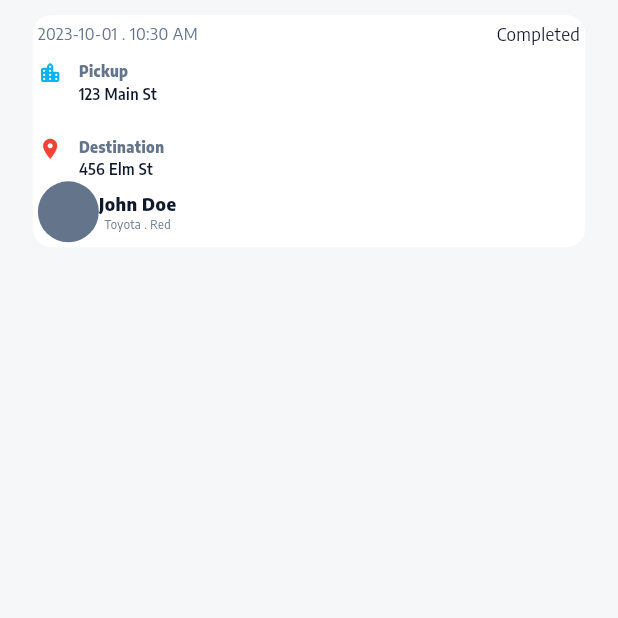
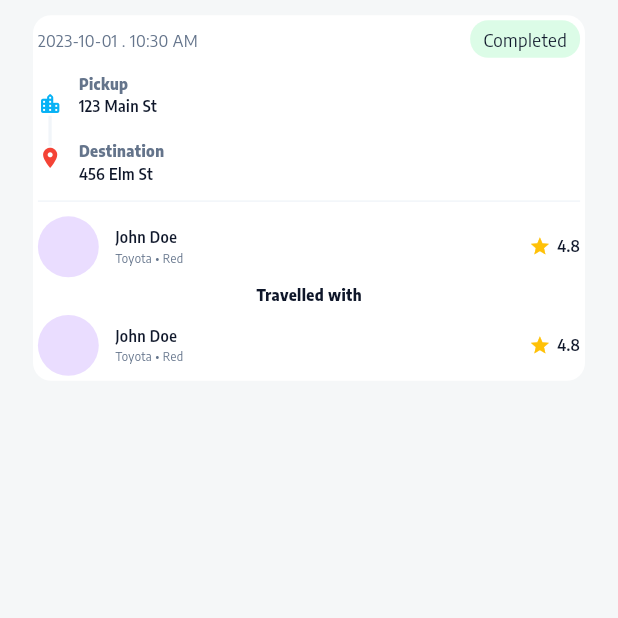
Before and after one commit to mohsin180/ride-sharing, a Flutter app: the History screen opened directly, on a phone screen of 412 x 824 dp, the top half of it. Run offline on Flutter 3.47's test engine with Material 3 defaults, Android fonts, the light colour scheme and no system bars; our stand-ins replace flutter_screenutil.

Commit message:
commit: updated history

```diff
--- a/lib/view/passengerScreens/passengerHistory.dart
+++ b/lib/view/passengerScreens/passengerHistory.dart
@@ -32,6 +32,7 @@ class Passengerhistory extends StatelessWidget {
           "John Doe",
           "Toyota",
           "Red",
+          4.8,
         ),
       ],
     );
@@ -57,6 +58,7 @@ class HistoryCustomWidgets {
     String driverName,
     String carMake,
     String carColor,
+    double rating,
   ) {
     return Container(
       padding: EdgeInsets.symmetric(horizontal: 3.w, vertical: 3.w),
@@ -78,8 +80,10 @@ class HistoryCustomWidgets {
               ),
 
               Container(
+                padding: EdgeInsets.symmetric(horizontal: 8.w, vertical: 4.h),
                 decoration: BoxDecoration(
                   borderRadius: BorderRadius.circular(12.r),
+                  color: Consonants.primaryGreenColor,
                 ),
                 child: CustomWidgets.customText(
                   status,
@@ -95,12 +99,35 @@ class HistoryCustomWidgets {
           Row(
             crossAxisAlignment: CrossAxisAlignment.start,
             children: [
+              /// LEFT: Timeline (icons + divider)
+              Column(
+                children: [
+                  SizedBox(
+                    height: 12.h, // aligns icon with "Pickup" text
+                  ),
                   Icon(
                     Icons.location_city_rounded,
                     color: Consonants.primaryColor,
                     size: 16.sp,
                   ),
+                  SizedBox(
+                    height: 20.h,
+                    child: VerticalDivider(
+                      thickness: 2.w,
+                      color: Consonants.lightGreyColor,
+                    ),
+                  ),
+                  Icon(Icons.location_on, color: Colors.red, size: 16.sp),
+                ],
+              ),
+
               SizedBox(width: 10.w),
+
+              /// RIGHT: Text content
+              Column(
+                crossAxisAlignment: CrossAxisAlignment.start,
+                children: [
+                  /// Pickup text
                   Column(
                     crossAxisAlignment: CrossAxisAlignment.start,
                     children: [
@@ -118,15 +145,10 @@ class HistoryCustomWidgets {
                       ),
                     ],
                   ),
-            ],
-          ),
-          SizedBox(height: 20.h),
 
-          Row(
-            crossAxisAlignment: CrossAxisAlignment.start,
-            children: [
-              Icon(Icons.location_on, color: Colors.red, size: 16.sp),
-              SizedBox(width: 10.w),
+                  SizedBox(height: 15.h),
+
+                  /// Destination text
                   Column(
                     crossAxisAlignment: CrossAxisAlignment.start,
                     children: [
@@ -146,30 +168,71 @@ class HistoryCustomWidgets {
                   ),
                 ],
               ),
+            ],
+          ),
 
-          Row(
+          SizedBox(
+            height: 20.h,
+            child: Divider(color: Consonants.lightGreyColor),
+          ),
+
+          customTravelledWithSection(driverName, carMake, carColor, rating),
+          SizedBox(height: 5.h),
+
+          CustomWidgets.customText(
+            "Travelled with",
+            10.sp,
+            Consonants.boldTextColor,
+            FontWeight.w700,
+          ),
+          SizedBox(height: 5.h),
+          customTravelledWithSection(driverName, carMake, carColor, rating),
+        ],
+      ),
+    );
+  }
+}
+
+Widget customTravelledWithSection(
+  String driverName,
+  String carMake,
+  String carColor,
+  double rating,
+) {
+  return Row(
     children: [
-              CircleAvatar(radius: 20.r, backgroundColor: Consonants.greyColor),
+      CircleAvatar(radius: 20.r),
+      SizedBox(width: 10.w),
       Column(
+        crossAxisAlignment: CrossAxisAlignment.start,
         children: [
           CustomWidgets.customText(
             driverName,
-                    12.sp,
+            10.sp,
             Consonants.boldTextColor,
-                    FontWeight.w700,
+            FontWeight.w600,
           ),
           CustomWidgets.customText(
-                    "$carMake . $carColor",
+            "$carMake • $carColor",
             8.sp,
             Consonants.greyColor,
             FontWeight.w400,
           ),
         ],
       ),
+      Spacer(),
+      Row(
+        children: [
+          Icon(Icons.star, color: Colors.amber, size: 14.sp),
+          SizedBox(width: 4.w),
+          CustomWidgets.customText(
+            rating.toStringAsFixed(1),
+            10.sp,
+            Consonants.boldTextColor,
+            FontWeight.w600,
+          ),
         ],
       ),
     ],
-      ),
   );
 }
-}
--- a/lib/widgets/consonants/consonants.dart
+++ b/lib/widgets/consonants/consonants.dart
@@ -7,4 +7,5 @@ class Consonants {
   static const Color whiteColor = Color(0xffffffff);
   static const Color greyColor = Color(0xff64748B);
   static const Color lightGreyColor = Color(0xffF1F5F9);
+  static const Color primaryGreenColor = Color(0xffDCFCE7);
 }
```
Lines whose indentation alone changed are shown as unchanged.
